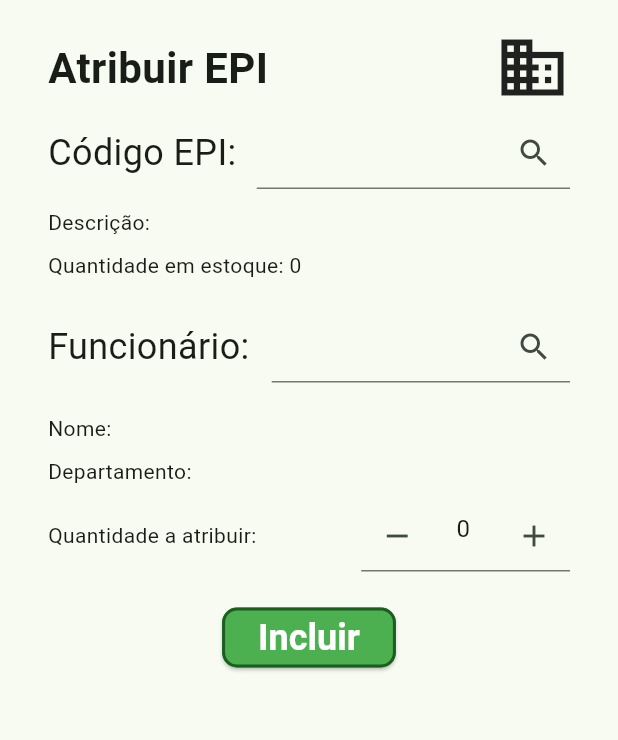
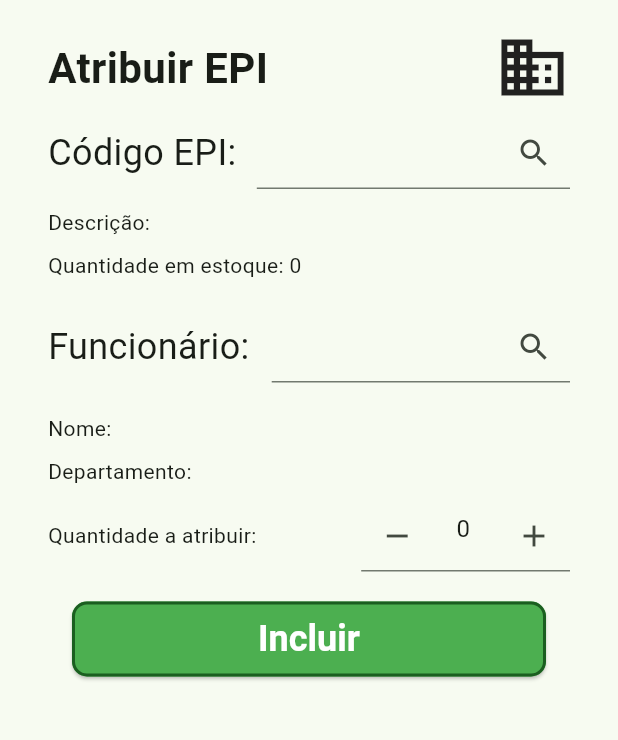
Before and after one commit to rodrigomoretto/epi_seguranca, a Flutter app: the AtribuicaoEpiView screen opened directly, on a phone screen of 412 x 824 dp, the part 312-1052 px from its top. Run offline on Flutter 3.47's test engine with Material 2 defaults, Android fonts, the phone set to English and light mode, and no system bars; our stand-ins replace sqflite; accounts and stored records are empty.

Commit message:
Ajuste no botão padrão

```diff
--- a/lib/util/theme/theme.dart
+++ b/lib/util/theme/theme.dart
@@ -43,7 +43,7 @@ final ThemeData defaultTheme =  ThemeData(
         color: Colors.white,
         fontWeight: FontWeight.bold,
         fontSize: 24,
-      ))
+      )),
     ),
   ),
 );
--- a/lib/util/widgets/customButton.widget.dart
+++ b/lib/util/widgets/customButton.widget.dart
@@ -1,26 +1,24 @@
 import 'package:flutter/material.dart';
 
-class CustomButton extends StatefulWidget {
+class CustomButton extends StatelessWidget {
   final String texto;
   final Function() funcao;
-  const CustomButton({required this.texto, required this.funcao, super.key});
+  final double height;
+  const CustomButton({required this.texto, required this.funcao, this.height = 50, super.key});
 
-  @override
-  State<CustomButton> createState() => _CustomButtonState();
-}
-
-class _CustomButtonState extends State<CustomButton> {
   @override
   Widget build(BuildContext context) {
     return Container(
       margin: const EdgeInsets.all(16),
       child: ElevatedButton(
-        onPressed: widget.funcao,
+        onPressed: funcao,
+        style: ElevatedButton.styleFrom(
+          minimumSize: Size.fromHeight(height),
+        ),
         child: Text(
-          widget.texto,
-          style: const TextStyle(color: Colors.white,
+          texto,
+          style: const TextStyle(color: Colors.white,),
         ),
-        )
       ),
     );
   }
```
